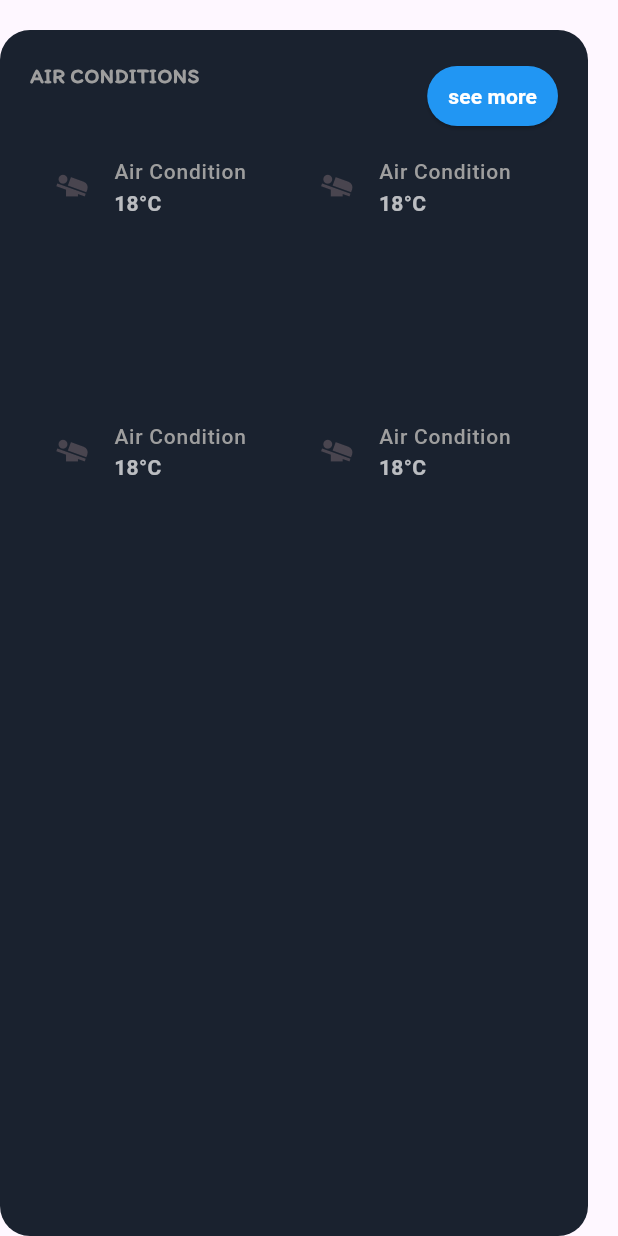
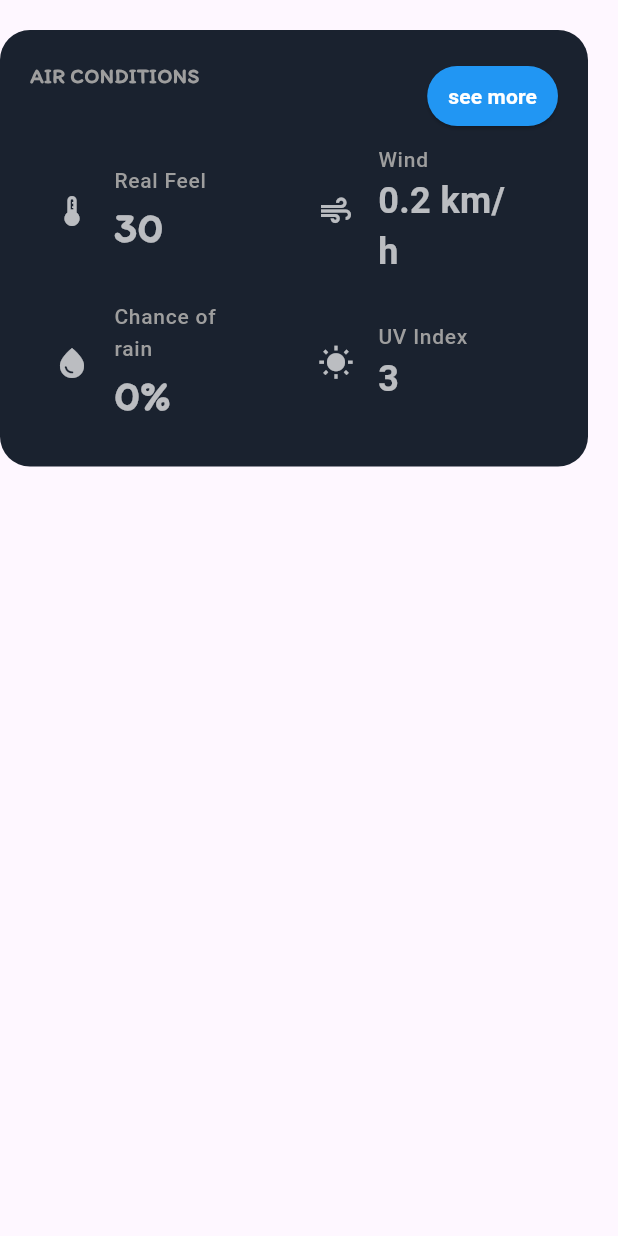
Before and after one commit to MuhammadDev01/weather_pro_app, a Flutter app: what airConditionsSection() shows on an empty page, opened directly, on a phone screen of 412 x 824 dp. Run offline on Flutter 3.47's test engine with Material 3 defaults, Android fonts, the phone set to English and light mode, and no system bars; our stand-ins replace dio, font_awesome_flutter.

Commit message:
complete airConditionsSection widget

```diff
--- a/lib/views/my_city_weather_condition_view.dart
+++ b/lib/views/my_city_weather_condition_view.dart
@@ -29,7 +29,7 @@ class _MyCityWeatherConditionViewState
               children: [
                 searchBar(formkey: formKey),
                 cityWeatherDegreeSection(),
-                cityTodayForecastSection(),
+                todayForecastCitySection(),
                 airConditionsSection(),
               ],
             ),
--- a/lib/widgets/air_conditions_section.dart
+++ b/lib/widgets/air_conditions_section.dart
@@ -10,39 +10,83 @@ Widget airConditionsSection() => Expanded(
           color: colorForecastBackground,
           borderRadius: BorderRadius.circular(20),
         ),
+        child: SingleChildScrollView(
           child: Column(
             mainAxisAlignment: MainAxisAlignment.start,
             children: [
               _airconditionsTitleAndButton(),
+              _airConditionRowItems(
+                icon1: Icons.thermostat,
+                icon2: Icons.air,
+                title1: 'Real Feel',
+                title2: 'Wind',
+                subtitle1: '30',
+                subtitle2: '0.2 km/h',
+              ),
+              _airConditionRowItems(
+                icon1: Icons.water_drop,
+                icon2: Icons.wb_sunny,
+                title1: 'Chance of rain',
+                title2: 'UV Index',
+                subtitle1: '0%',
+                subtitle2: '3',
+              ),
+            ],
+          ),
+        ),
+      ),
+    );
+
+Row _airConditionRowItems({
+  required IconData icon1,
+  required IconData icon2,
+  required String title1,
+  required String subtitle1,
+  required String title2,
+  required String subtitle2,
+}) {
+  return Row(
+    children: [
       Expanded(
-              child: GridView.builder(
-                gridDelegate: const SliverGridDelegateWithFixedCrossAxisCount(
-                  crossAxisCount: 2,
-                  crossAxisSpacing: 1,
-                  mainAxisSpacing: 1,
-                  // childAspectRatio: 1,
+        child: ListTile(
+          leading: Icon(
+            icon1,
+            color: Colors.white.withOpacity(0.7),
           ),
-                itemCount: 4,
-                itemBuilder: (context, index) => const SizedBox(
-                  height: 50,
-                  child: ListTile(
-                    leading: Icon(Icons.airline_seat_flat_angled),
           title: Text(
-                      'Air Condition',
+            title1,
             style: AppStyle.styleRegular14,
           ),
           subtitle: Text(
-                      '18°C',
-                      style: AppStyle.styleBold20,
+            subtitle1,
+            style: AppStyle.styleBold20.copyWith(
+              fontSize: 28,
+              fontFamily: fontItim,
             ),
+          ),
+        ),
+      ),
+      Expanded(
+        child: ListTile(
+          leading: Icon(
+            icon2,
+            color: Colors.white.withOpacity(0.7),
+          ),
+          title: Text(
+            title2,
+            style: AppStyle.styleRegular14,
+          ),
+          subtitle: Text(
+            subtitle2,
+            style: AppStyle.styleBold20.copyWith(
+              fontSize: 24,
             ),
           ),
         ),
       ),
     ],
-        ),
-      ),
   );
+}
 
 Row _airconditionsTitleAndButton() {
   return Row(
--- a/lib/widgets/city_weather_forcast_today_section.dart
+++ b/lib/widgets/city_weather_forcast_today_section.dart
@@ -2,9 +2,9 @@ import 'package:flutter/material.dart';
 import 'package:weather_app/constants/app_style.dart';
 import 'package:weather_app/constants/constants.dart';
 
-Widget cityTodayForecastSection() {
+Widget todayForecastCitySection() {
   return Container(
-    width: 600,
+    margin: const EdgeInsets.only(right: 20),
     decoration: BoxDecoration(
       color: colorForecastBackground,
       borderRadius: BorderRadius.circular(12),
```
Lines whose indentation alone changed are shown as unchanged.
